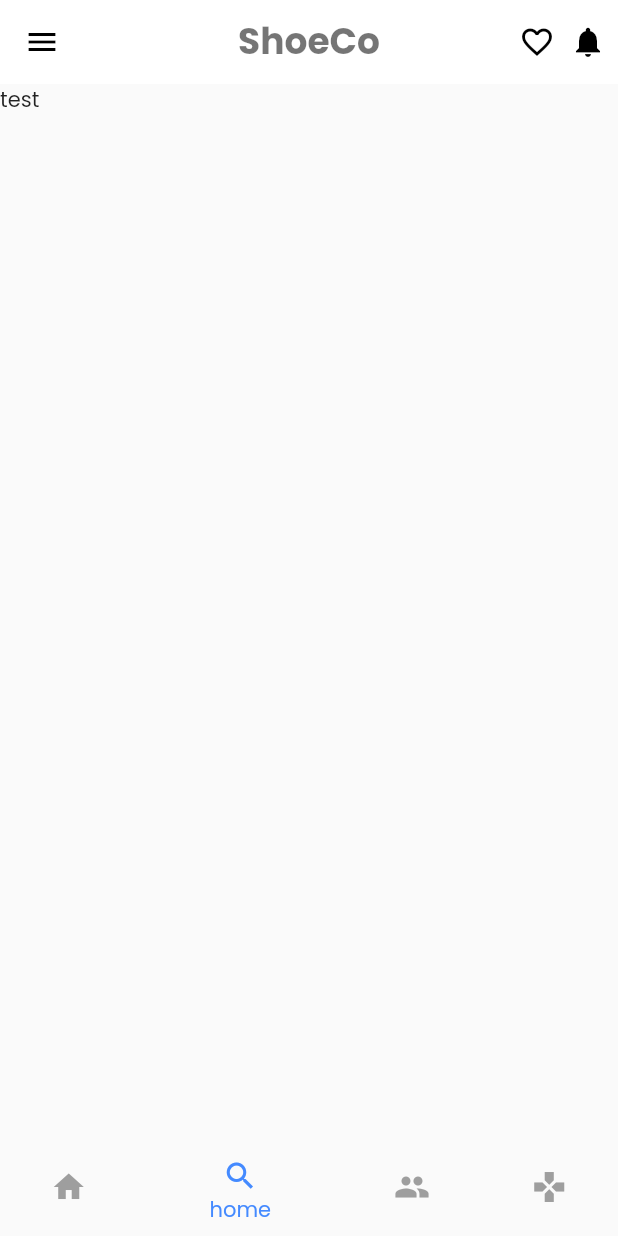
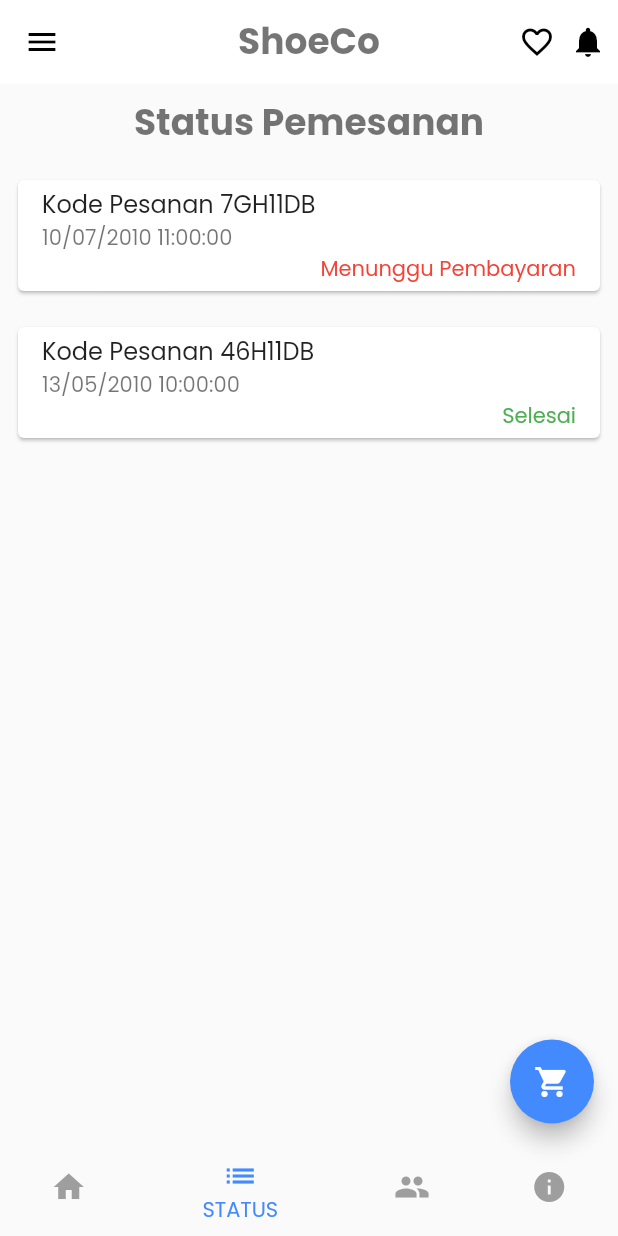
Before and after one commit to rizaljanuari/Shoe-Commerce, a Flutter app: the screen it shows after launch, item 2 of the bottom bar chosen, on a phone screen of 412 x 824 dp. Run offline on Flutter 3.47's test engine with Material 2 defaults, Android fonts, the phone set to English and light mode, and no system bars; our stand-ins replace carousel_slider; missing offline and left inert: floating_search_bar.

Commit message:
add cart and more assets

```diff
--- a/lib/screens/homescreen.dart
+++ b/lib/screens/homescreen.dart
@@ -1,5 +1,7 @@
 import 'package:flutter/material.dart';
+import 'package:shoe_commerce/screens/cart.dart';
 import 'package:shoe_commerce/widgets/drawer.dart';
+import 'order_list.dart';
 import 'homepage.dart';
 
 class HomeScreen extends StatefulWidget {
@@ -11,11 +13,12 @@ class _HomeScreenState extends State<HomeScreen> {
   int _selectedIndex = 0;
   List<Widget> _widgetOptions = <Widget>[
     HomePage(),
-    Text('test'),
-    Text('world'),
+    ListOrder(),
+    Text('PROFIL'),
+    Text('TENTANG'),
   ];
 
-  void _onItemTap(int index){
+  void _onItemTap(int index) {
     setState(() {
       _selectedIndex = index;
     });
@@ -59,24 +62,32 @@ class _HomeScreenState extends State<HomeScreen> {
         items: const <BottomNavigationBarItem>[
           BottomNavigationBarItem(
             icon: Icon(Icons.home),
-            title: Text('home'),
+            title: Text('BERANDA'),
           ),
           BottomNavigationBarItem(
-            icon: Icon(Icons.search),
-            title: Text('home'),
+            icon: Icon(Icons.list),
+            title: Text('STATUS'),
           ),
           BottomNavigationBarItem(
             icon: Icon(Icons.people),
-            title: Text('home'),
+            title: Text('PROFIL'),
           ),
           BottomNavigationBarItem(
-            icon: Icon(Icons.games),
-            title: Text('home'),
+            icon: Icon(Icons.info),
+            title: Text('TENTANG'),
           ),
         ],
         currentIndex: _selectedIndex,
         onTap: _onItemTap,
       ),
+      floatingActionButton: FloatingActionButton(
+        onPressed: () => Navigator.of(context).push(
+          MaterialPageRoute(
+            builder: (BuildContext context) => Cart(),
+          ),
+        ),
+        child: Icon(Icons.shopping_cart),
+      ),
     );
   }
 }
--- /dev/null
+++ b/lib/screens/order_list.dart
@@ -0,0 +1,66 @@
+import 'package:flutter/material.dart';
+
+class ListOrder extends StatelessWidget {
+  @override
+  Widget build(BuildContext context) {
+    return Scaffold(
+      // appBar: AppBar(
+      //   title: Text('Keranjang Belanja'),
+      // ),
+      body: ListView(
+        children: [
+          Padding(
+            padding: const EdgeInsets.all(8.0),
+            child: Text(
+              'Status Pemesanan',
+              style: Theme.of(context).textTheme.headline1,
+              textAlign: TextAlign.center,
+            ),
+          ),
+          Padding(
+            padding: const EdgeInsets.all(8.0),
+            child: Card(
+              child: ListTile(
+                title: Text('Kode Pesanan 7GH11DB'),
+                subtitle: Column(
+                  crossAxisAlignment: CrossAxisAlignment.start,
+                  children: [
+                    Text('10/07/2010 11:00:00'),
+                    Align(
+                      alignment: Alignment.centerRight,
+                      child: Text(
+                        'Menunggu Pembayaran',
+                        style: TextStyle(color: Colors.red),
+                      ),
+                    )
+                  ],
+                ),
+              ),
+            ),
+          ),
+          Padding(
+            padding: const EdgeInsets.all(8.0),
+            child: Card(
+              child: ListTile(
+                title: Text('Kode Pesanan 46H11DB'),
+                subtitle: Column(
+                  crossAxisAlignment: CrossAxisAlignment.start,
+                  children: [
+                    Text('13/05/2010 10:00:00'),
+                    Align(
+                      alignment: Alignment.centerRight,
+                      child: Text(
+                        'Selesai',
+                        style: TextStyle(color: Colors.green),
+                      ),
+                    )
+                  ],
+                ),
+              ),
+            ),
+          ),
+        ],
+      ),
+    );
+  }
+}
--- a/lib/widgets/bottom_nav.dart
+++ b/lib/widgets/bottom_nav.dart
@@ -23,7 +23,7 @@ class _BottomNavState extends State<BottomNav> {
         ),
         BottomNavigationBarItem(
           icon: Icon(Icons.business),
-          title: Text('Business'),
+          title: Text('Status'),
         ),
         BottomNavigationBarItem(
           icon: Icon(Icons.school),
--- a/lib/widgets/carousel.dart
+++ b/lib/widgets/carousel.dart
@@ -7,9 +7,10 @@ class Carousel extends StatelessWidget {
     return Padding(
       padding: const EdgeInsets.symmetric(vertical: 12.0),
       child: Container(
-        // height: 160.0,
+        height: 140.0,
+        width: MediaQuery.of(context).size.width,
         child: CarouselSlider(
-          options: CarouselOptions(height: 160.0),
+          options: CarouselOptions(height: 160),
           items: [1, 2, 3].map((i) {
             return Builder(
               builder: (BuildContext context) {
--- a/lib/widgets/category.dart
+++ b/lib/widgets/category.dart
@@ -5,7 +5,7 @@ class Category extends StatelessWidget {
   Widget build(BuildContext context) {
     return Container(
       alignment: Alignment.center,
-      height: 140.0,
+      height: 110.0,
       child: ListView(
         shrinkWrap: true,
         scrollDirection: Axis.horizontal,
```
Also changed, not shown: lib/screens/cart.dart (added, +129 -0 lines), lib/screens/homepage.dart (+21 -1 lines), lib/screens/product_detail.dart (added, +21 -0 lines), lib/widgets/product_list.dart (added, +251 -0 lines), assets/images/promo1.jpg (added), assets/images/promo2.jpg (added), assets/images/promo3.jpg (added), assets/images/shoe1.jpg (added), assets/images/shoe3.jpg (added), assets/images/shoe4.jpg (added), assets/images/shoe5.jpg (added), assets/images/shoe6.jpg (added), assets/images/shoe7.jpg (added), 1 other file.
